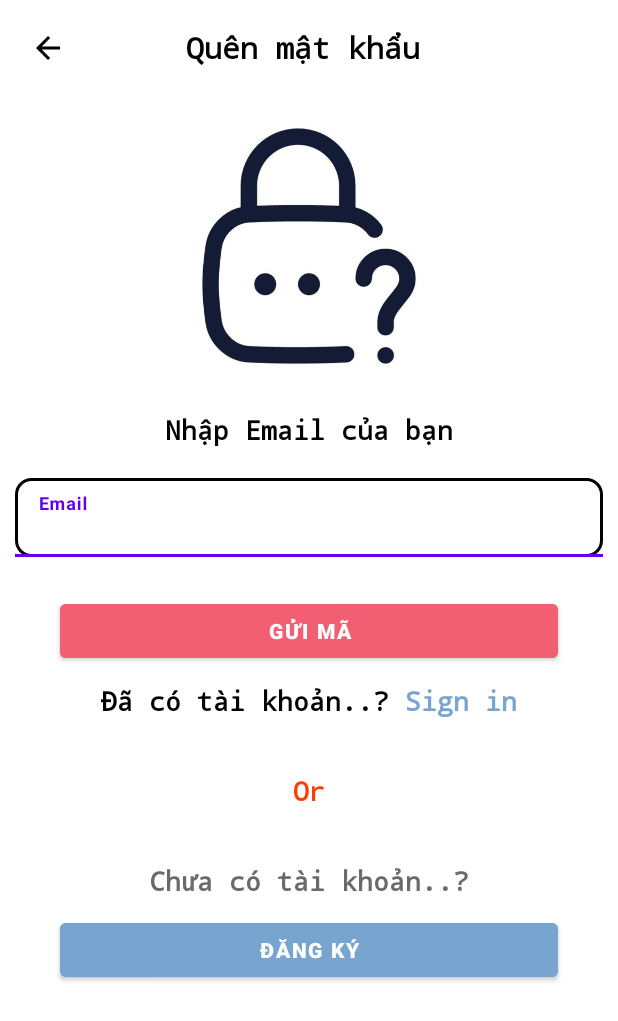
After one commit to baoanhh7/Grab_App_Demo, an Android app: the ForgotPasswordActivity screen opened directly, with no data from a screen before it, on a phone screen of 412 x 824 dp. The commit adds this screen. Shown: the top 1021 px of the screen. Run offline under Robolectric (Android 15) with nearby library versions, the phone set to English and light mode, and no system bars.

Commit message:
commit 6/7 2:29 AM ForgotPassword.

```diff
--- a/app/src/main/AndroidManifest.xml
+++ b/app/src/main/AndroidManifest.xml
@@ -17,11 +17,11 @@
         android:theme="@style/Theme.Grab_Demo"
         tools:targetApi="31">
         <activity
+            android:name=".ForgotPasswordActivity"
+            android:exported="false" />
+        <activity
             android:name=".ChatActivity"
-
-            android:exported="true">
-
-        </activity>
+            android:exported="true"></activity>
         <activity
             android:name=".RegisterOwnerStoreActivity"
             android:exported="false" />
@@ -88,9 +88,7 @@
             android:exported="false" />
         <activity
             android:name=".customer.HomeActivity"
-            android:exported="true">
-
-        </activity>
+            android:exported="true"></activity>
     </application>
 
 </manifest>
--- /dev/null
+++ b/app/src/main/java/com/example/grab_demo/ForgotPasswordActivity.java
@@ -0,0 +1,64 @@
+package com.example.grab_demo;
+
+import android.content.Intent;
+import android.os.Bundle;
+import android.view.View;
+import android.widget.Button;
+import android.widget.ImageView;
+import android.widget.TextView;
+
+import androidx.appcompat.app.AppCompatActivity;
+
+import com.google.android.material.textfield.TextInputEditText;
+
+public class ForgotPasswordActivity extends AppCompatActivity {
+    ImageView img_back;
+    Button btn_sendCode, btn_goToSignUp;
+    TextView txt_haveAccount;
+    TextInputEditText edt_email;
+
+    @Override
+    protected void onCreate(Bundle savedInstanceState) {
+        super.onCreate(savedInstanceState);
+        setContentView(R.layout.activity_forgot_password);
+
+        addControls();
+        addEvents();
+
+    }
+
+    private void addEvents() {
+        img_back.setOnClickListener(new View.OnClickListener() {
+            @Override
+            public void onClick(View v) {
+                startActivity(new Intent(ForgotPasswordActivity.this, LoginActivity.class));
+                finish();
+            }
+        });
+
+        txt_haveAccount.setOnClickListener(new View.OnClickListener() {
+            @Override
+            public void onClick(View v) {
+                startActivity(new Intent(ForgotPasswordActivity.this, LoginActivity.class));
+                finish();
+            }
+        });
+
+        btn_goToSignUp.setOnClickListener(new View.OnClickListener() {
+            @Override
+            public void onClick(View v) {
+                startActivity(new Intent(ForgotPasswordActivity.this, RoleRegisterActivity.class));
+                finish();
+            }
+        });
+
+    }
+
+    private void addControls() {
+        img_back = findViewById(R.id.img_back);
+        btn_sendCode = findViewById(R.id.btn_createAcount);
+        btn_goToSignUp = findViewById(R.id.btn_goToSignUp);
+        txt_haveAccount = findViewById(R.id.txt_haveAccount);
+        edt_email = findViewById(R.id.edt_email);
+    }
+}
--- a/app/src/main/java/com/example/grab_demo/RegisterDeliverActivity.java
+++ b/app/src/main/java/com/example/grab_demo/RegisterDeliverActivity.java
@@ -8,8 +8,6 @@ import android.widget.ImageView;
 import android.widget.TextView;
 
 import androidx.appcompat.app.AppCompatActivity;
-
-import com.example.grab_demo.customer.HomeActivity;
 
 public class RegisterDeliverActivity extends AppCompatActivity {
     TextView txt_haveAccount;
@@ -30,7 +28,7 @@ public class RegisterDeliverActivity extends AppCompatActivity {
         txt_haveAccount.setOnClickListener(new View.OnClickListener() {
             @Override
             public void onClick(View v) {
-                startActivity(new Intent(RegisterDeliverActivity.this, HomeActivity.class));
+                startActivity(new Intent(RegisterDeliverActivity.this, LoginActivity.class));
                 finish();
             }
         });
--- a/app/src/main/java/com/example/grab_demo/RegisterOwnerStoreActivity.java
+++ b/app/src/main/java/com/example/grab_demo/RegisterOwnerStoreActivity.java
@@ -8,8 +8,6 @@ import android.widget.ImageView;
 import android.widget.TextView;
 
 import androidx.appcompat.app.AppCompatActivity;
-
-import com.example.grab_demo.customer.HomeActivity;
 
 public class RegisterOwnerStoreActivity extends AppCompatActivity {
     TextView txt_haveAccount;
@@ -35,7 +33,7 @@ public class RegisterOwnerStoreActivity extends AppCompatActivity {
         txt_haveAccount.setOnClickListener(new View.OnClickListener() {
             @Override
             public void onClick(View v) {
-                startActivity(new Intent(RegisterOwnerStoreActivity.this, HomeActivity.class));
+                startActivity(new Intent(RegisterOwnerStoreActivity.this, LoginActivity.class));
                 finish();
             }
         });
--- a/app/src/main/java/com/example/grab_demo/store_owner/activity/StoreOwnerActivity.java
+++ b/app/src/main/java/com/example/grab_demo/store_owner/activity/StoreOwnerActivity.java
@@ -69,7 +69,7 @@ public class StoreOwnerActivity extends AppCompatActivity {
                     viewPager.setCurrentItem(0);
                 } else if (itemID == R.id.menu_message_storeowner) {
                     viewPager.setCurrentItem(1);
-                }else if (itemID == R.id.menu_taikhoan_storeowner) {
+                } else if (itemID == R.id.menu_taikhoan_storeowner) {
                     viewPager.setCurrentItem(2);
                 }
                 return true;
--- a/app/src/main/java/com/example/grab_demo/store_owner/fragment/MessageStoreOwnerFragment.java
+++ b/app/src/main/java/com/example/grab_demo/store_owner/fragment/MessageStoreOwnerFragment.java
@@ -1,12 +1,11 @@
 package com.example.grab_demo.store_owner.fragment;
 
 import android.os.Bundle;
-
-import androidx.fragment.app.Fragment;
-
 import android.view.LayoutInflater;
 import android.view.View;
 import android.view.ViewGroup;
+
+import androidx.fragment.app.Fragment;
 
 import com.example.grab_demo.R;
 
--- /dev/null
+++ b/app/src/main/res/layout/activity_forgot_password.xml
@@ -0,0 +1,154 @@
+<?xml version="1.0" encoding="utf-8"?>
+<LinearLayout xmlns:android="http://schemas.android.com/apk/res/android"
+    xmlns:tools="http://schemas.android.com/tools"
+    android:id="@+id/main"
+    android:layout_width="match_parent"
+    android:layout_height="match_parent"
+    android:orientation="vertical"
+    tools:context=".ForgotPasswordActivity">
+
+    <LinearLayout
+        android:layout_width="match_parent"
+        android:layout_height="wrap_content"
+        android:layout_margin="10dp"
+        android:gravity="center"
+        android:orientation="horizontal">
+
+        <ImageView
+            android:id="@+id/img_back"
+            android:layout_width="wrap_content"
+            android:layout_height="wrap_content"
+            android:layout_margin="10dp"
+            android:src="@drawable/ic_back" />
+
+        <TextView
+            android:layout_width="match_parent"
+            android:layout_height="wrap_content"
+            android:layout_marginStart="70dp"
+            android:fontFamily="monospace"
+            android:text="Quên mật khẩu"
+            android:textColor="@color/black"
+            android:textSize="20sp"
+            android:textStyle="bold" />
+
+    </LinearLayout>
+
+    <ImageView
+        android:layout_width="200dp"
+        android:layout_height="200dp"
+        android:layout_gravity="center"
+        android:background="@drawable/forgot_password" />
+
+    <LinearLayout
+        android:layout_width="match_parent"
+        android:layout_height="wrap_content"
+        android:orientation="vertical"
+        android:padding="10dp">
+
+        <TextView
+            android:layout_width="match_parent"
+            android:layout_height="wrap_content"
+            android:layout_marginBottom="20dp"
+            android:fontFamily="monospace"
+            android:gravity="center"
+            android:text="Nhập Email của bạn"
+            android:textColor="@color/black"
+            android:textSize="18sp"
+            android:textStyle="bold" />
+
+        <com.google.android.material.textfield.TextInputLayout
+            android:id="@+id/textInput_Email"
+            android:layout_width="match_parent"
+            android:layout_height="wrap_content"
+            android:layout_marginBottom="15dp">
+
+            <com.google.android.material.textfield.TextInputEditText
+                android:id="@+id/edt_email"
+                android:layout_width="match_parent"
+                android:layout_height="wrap_content"
+                android:background="@drawable/round_button"
+                android:hint="Email"
+                android:inputType="text"
+                android:padding="15dp"
+                android:textColor="@color/black"
+                android:textStyle="bold" />
+
+        </com.google.android.material.textfield.TextInputLayout>
+
+    </LinearLayout>
+
+    <Button
+        android:id="@+id/btn_sendCode"
+        android:layout_width="match_parent"
+        android:layout_height="wrap_content"
+        android:layout_marginStart="40dp"
+        android:layout_marginEnd="40dp"
+        android:layout_marginBottom="10dp"
+        android:backgroundTint="@color/red"
+        android:text="Gửi mã"
+        android:textStyle="bold" />
+
+    <LinearLayout
+        android:layout_width="match_parent"
+        android:layout_height="wrap_content"
+        android:gravity="center"
+        android:orientation="horizontal">
+
+        <TextView
+            android:layout_width="wrap_content"
+            android:layout_height="wrap_content"
+            android:fontFamily="monospace"
+            android:gravity="center"
+            android:text="Đã có tài khoản..? "
+            android:textColor="#000000"
+            android:textSize="18sp"
+            android:textStyle="bold" />
+
+        <TextView
+            android:id="@+id/txt_haveAccount"
+            android:layout_width="wrap_content"
+            android:layout_height="wrap_content"
+            android:fontFamily="monospace"
+            android:gravity="center"
+            android:text="Sign in"
+            android:textColor="@color/xanhdatroi"
+            android:textSize="18sp"
+            android:textStyle="bold" />
+
+    </LinearLayout>
+
+    <TextView
+        android:layout_width="match_parent"
+        android:layout_height="wrap_content"
+        android:layout_marginTop="35dp"
+        android:layout_marginBottom="20dp"
+        android:fontFamily="monospace"
+        android:gravity="center"
+        android:text="Or"
+        android:textColor="#FF3D00"
+        android:textSize="18sp"
+        android:textStyle="bold" />
+
+    <TextView
+        android:layout_width="match_parent"
+        android:layout_height="wrap_content"
+        android:layout_marginTop="15dp"
+        android:layout_marginBottom="10dp"
+        android:fontFamily="monospace"
+        android:gravity="center"
+        android:text="Chưa có tài khoản..?"
+        android:textColor="#6A6A6A"
+        android:textSize="18sp"
+        android:textStyle="bold" />
+
+    <Button
+        android:id="@+id/btn_goToSignUp"
+        android:layout_width="match_parent"
+        android:layout_height="wrap_content"
+        android:layout_marginStart="40dp"
+        android:layout_marginEnd="40dp"
+        android:layout_marginBottom="10dp"
+        android:backgroundTint="@color/xanhdatroi"
+        android:text="Đăng ký"
+        android:textStyle="bold" />
+</LinearLayout>
--- a/app/src/main/res/layout/fragment_message_store_owner.xml
+++ b/app/src/main/res/layout/fragment_message_store_owner.xml
@@ -10,10 +10,12 @@
         android:layout_width="match_parent"
         android:layout_height="match_parent"
         android:orientation="vertical">
+
         <TextView
             android:layout_width="match_parent"
             android:layout_height="match_parent"
             android:text="@string/hello_blank_fragment" />
+
         <ListView
             android:id="@+id/listView_messages_storeowner"
             android:layout_width="match_parent"
--- a/app/src/main/res/layout/fragment_tai_khoan_store_owner.xml
+++ b/app/src/main/res/layout/fragment_tai_khoan_store_owner.xml
@@ -9,8 +9,8 @@
         android:layout_width="match_parent"
         android:layout_height="match_parent"
         android:background="@color/xam"
+        android:gravity="center"
         android:orientation="vertical"
-        android:gravity="center"
         android:padding="16dp">
 
         <LinearLayout
```
Also changed, not shown: app/src/main/res/drawable/forgot_password.png (added), app/src/main/res/drawable/user_iconplaystore.png (renamed from app/src/main/user_icon-playstore.png).
